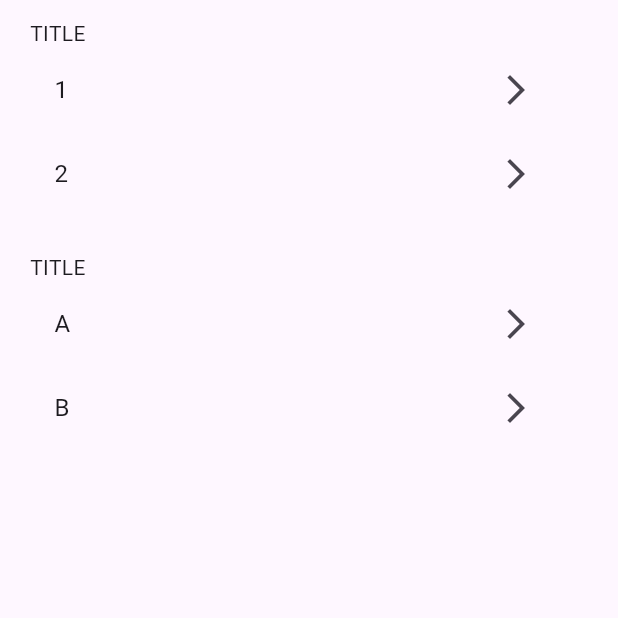
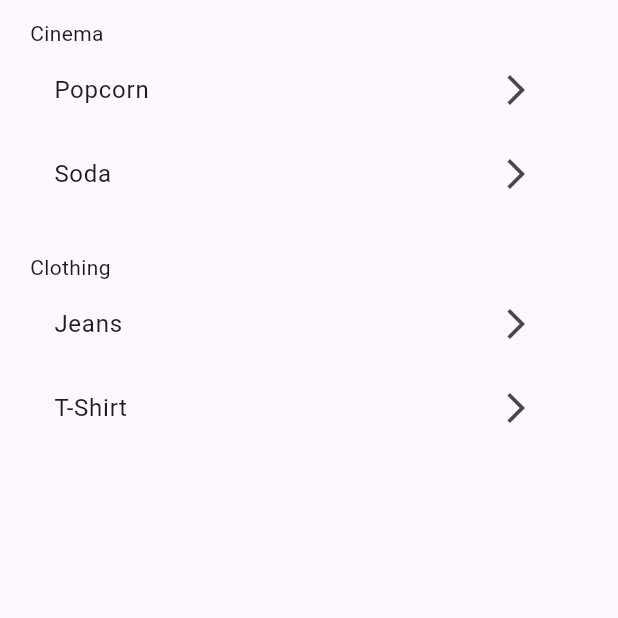
Before and after one commit to luisburgos/flutter_store_pickers, a Flutter app: the screen it shows after launch, after a tap on the "arrow forward ios" icon, after a tap on "Back to Home", on a phone screen of 412 x 824 dp, the top half of it. Run offline on Flutter 3.47's test engine with Material 3 defaults, Android fonts, the phone set to English and light mode, and no system bars; our stand-ins replace bloc, device_preview, equatable, flutter_layout_grid, go_router; generated files the repository leaves out were written again.

Commit message:
feat: add initial fake stores data and views

```diff
--- a/lib/app/app_routes.dart
+++ b/lib/app/app_routes.dart
@@ -1,24 +1,32 @@
 import 'package:flutter/material.dart';
-import 'package:flutter_store_pickers/pages/details_page.dart';
-import 'package:flutter_store_pickers/pages/home_page.dart';
+import 'package:flutter_store_pickers/showcase/item/showcase_item_page.dart';
+import 'package:flutter_store_pickers/showcase/showcase_page.dart';
 import 'package:go_router/go_router.dart';
+
+const showcaseItemIdKey = 'id';
+const showcaseItemPickerIdKey = 'pickerId';
 
 class AppRoutes {
   static const root = '/';
-  static const details = '/:id';
+  static const showcaseItem = '/:$showcaseItemIdKey';
 }
 
 final defaultAppRouter = GoRouter(
   routes: [
     GoRoute(
       path: AppRoutes.root,
-      builder: (_, __) => const HomePage(),
+      builder: (_, __) => const ShowcasePage(),
     ),
     GoRoute(
-      path: AppRoutes.details,
+      path: AppRoutes.showcaseItem,
       builder: (_, routerState) {
-        final itemId = routerState.pathParameters['id'];
-        return DetailsPage(itemId: itemId);
+        final storeId = routerState.pathParameters[showcaseItemIdKey];
+        final extra = routerState.extra as Map?;
+        final pickerId = extra?[showcaseItemPickerIdKey] as String?;
+        return ShowcasePickerPage(
+          storeId: storeId,
+          pickerId: pickerId,
+        );
       },
     ),
   ],
@@ -29,9 +37,12 @@ extension BuildContextNavigationMethods<T> on BuildContext {
     go(AppRoutes.root);
   }
 
-  void navigateToDetails(String itemId) {
+  void navigateToDetails(String storeId, String pickerId) {
     go(
-      AppRoutes.details.replaceAll(':id', itemId),
+      AppRoutes.showcaseItem.replaceAll(':$showcaseItemIdKey', storeId),
+      extra: {
+        showcaseItemPickerIdKey: pickerId,
+      },
     );
   }
 }
--- a/lib/pages/home_page.dart
+++ /dev/null
@@ -1,75 +0,0 @@
-import 'package:flutter/material.dart';
-import 'package:flutter_store_pickers/app/app_routes.dart';
-
-class HomePage extends StatelessWidget {
-  const HomePage({super.key});
-
-  @override
-  Widget build(BuildContext context) {
-    return const Scaffold(
-      body: SafeArea(
-        child: StorePickersOptionsView(),
-      ),
-    );
-  }
-}
-
-class StorePickersOptionsView extends StatelessWidget {
-  const StorePickersOptionsView({super.key});
-
-  @override
-  Widget build(BuildContext context) {
-    return SingleChildScrollView(
-      child: Column(
-        children: [
-          StorePickersOptionView(
-            subOptions: ['1', '2'],
-            onItemPressed: (item) => context.navigateToDetails(item),
-          ),
-          StorePickersOptionView(
-            subOptions: ['A', 'B'],
-            onItemPressed: (item) => context.navigateToDetails(item),
-          )
-        ],
-      ),
-    );
-  }
-}
-
-class StorePickersOptionView extends StatelessWidget {
-  const StorePickersOptionView({
-    required this.subOptions,
-    required this.onItemPressed,
-    super.key,
-  });
-
-  final List<String> subOptions;
-  final void Function(String) onItemPressed;
-
-  @override
-  Widget build(BuildContext context) {
-    return Padding(
-      padding: const EdgeInsets.symmetric(
-        vertical: 12,
-        horizontal: 20,
-      ),
-      child: Column(
-        crossAxisAlignment: CrossAxisAlignment.start,
-        children: [
-          Text('TITLE'),
-          ...subOptions
-              .map(
-                (option) => ListTile(
-                  title: Text(option),
-                  trailing: IconButton(
-                    icon: const Icon(Icons.arrow_forward_ios),
-                    onPressed: () => onItemPressed(option),
-                  ),
-                ),
-              )
-              .toList()
-        ],
-      ),
-    );
-  }
-}
--- /dev/null
+++ b/lib/showcase/fake_data.dart
@@ -0,0 +1,39 @@
+import 'package:flutter/material.dart';
+import 'package:flutter_store_pickers/showcase/showcase_item.dart';
+
+final globalStores = {
+  'a': ShowcaseStore(
+    id: 'a',
+    name: 'Cinema',
+    brandHexColor: '#FF00FF',
+    pickers: {
+      'a1': ShowcaseStorePicker(
+        id: 'a1',
+        name: 'Popcorn',
+        builder: () => const Text('A1'),
+      ),
+      'a2': ShowcaseStorePicker(
+        id: 'a2',
+        name: 'Soda',
+        builder: () => const Text('A2'),
+      ),
+    },
+  ),
+  'b': ShowcaseStore(
+    id: 'b',
+    name: 'Clothing',
+    brandHexColor: '#FFFF00',
+    pickers: {
+      'b1': ShowcaseStorePicker(
+        id: 'b1',
+        name: 'Jeans',
+        builder: () => const Text('B1'),
+      ),
+      'b2': ShowcaseStorePicker(
+        id: 'b2',
+        name: 'T-Shirt',
+        builder: () => const Text('B2'),
+      ),
+    },
+  ),
+};
--- a/lib/pages/details_page.dart
+++ b/lib/showcase/item/showcase_item_page.dart
@@ -1,14 +1,17 @@
 import 'package:flutter/material.dart';
 import 'package:flutter_store_pickers/app/app_routes.dart';
+import 'package:flutter_store_pickers/showcase/fake_data.dart';
 import 'package:go_router/go_router.dart';
 
-class DetailsPage extends StatelessWidget {
-  const DetailsPage({
-    required this.itemId,
+class ShowcasePickerPage extends StatelessWidget {
+  const ShowcasePickerPage({
+    required this.storeId,
+    required this.pickerId,
     super.key,
   });
 
-  final String? itemId;
+  final String? storeId;
+  final String? pickerId;
 
   @override
   Widget build(BuildContext context) {
@@ -18,8 +21,9 @@ class DetailsPage extends StatelessWidget {
           child: Column(
             mainAxisAlignment: MainAxisAlignment.center,
             children: [
-              if (itemId != null) ...[
-                Text('item: $itemId'),
+              if (storeId != null && pickerId != null) ...[
+                globalStores[storeId]?.pickers[pickerId]?.builder.call() ??
+                    const SizedBox.shrink(),
                 const SizedBox(height: 12),
               ],
               ElevatedButton(
--- /dev/null
+++ b/lib/showcase/showcase_item.dart
@@ -0,0 +1,51 @@
+import 'package:flutter/material.dart';
+
+/// @no-doc
+class ShowcaseStore {
+  /// @no-doc
+  const ShowcaseStore({
+    required this.id,
+    required this.name,
+    required this.brandHexColor,
+    required this.pickers,
+  });
+
+  /// @no-doc
+  final String id;
+
+  /// @no-doc
+  final String name;
+
+  /// @no-doc
+  final String brandHexColor;
+
+  /// @no-doc
+  final Map<String, ShowcaseStorePicker> pickers;
+
+  /// @no-doc
+  @override
+  String toString() => id;
+}
+
+/// @no-doc
+class ShowcaseStorePicker {
+  /// @no-doc
+  const ShowcaseStorePicker({
+    required this.id,
+    required this.name,
+    required this.builder,
+  });
+
+  /// @no-doc
+  final String id;
+
+  /// @no-doc
+  final String name;
+
+  /// @no-doc
+  final Widget Function() builder;
+
+  /// @no-doc
+  @override
+  String toString() => id;
+}
--- /dev/null
+++ b/lib/showcase/showcase_page.dart
@@ -0,0 +1,80 @@
+import 'package:flutter/material.dart';
+import 'package:flutter_store_pickers/app/app_routes.dart';
+import 'package:flutter_store_pickers/showcase/fake_data.dart';
+import 'package:flutter_store_pickers/showcase/showcase_item.dart';
+
+class ShowcasePage extends StatelessWidget {
+  const ShowcasePage({super.key});
+
+  @override
+  Widget build(BuildContext context) {
+    return Scaffold(
+      body: SafeArea(
+        child: ShowcaseStoresView(
+          stores: globalStores.values.toList(),
+        ),
+      ),
+    );
+  }
+}
+
+class ShowcaseStoresView extends StatelessWidget {
+  const ShowcaseStoresView({
+    required this.stores,
+    super.key,
+  });
+
+  final List<ShowcaseStore> stores;
+
+  @override
+  Widget build(BuildContext context) {
+    return SingleChildScrollView(
+      child: Column(
+        children: [
+          ...stores.map(
+            (store) => ShowcaseStoreView(
+              store: store,
+              onItemPressed: context.navigateToDetails,
+            ),
+          )
+        ],
+      ),
+    );
+  }
+}
+
+class ShowcaseStoreView extends StatelessWidget {
+  const ShowcaseStoreView({
+    required this.store,
+    required this.onItemPressed,
+    super.key,
+  });
+
+  final ShowcaseStore store;
+  final void Function(String, String) onItemPressed;
+
+  @override
+  Widget build(BuildContext context) {
+    return Padding(
+      padding: const EdgeInsets.symmetric(
+        vertical: 12,
+        horizontal: 20,
+      ),
+      child: Column(
+        crossAxisAlignment: CrossAxisAlignment.start,
+        children: [
+          Text(store.name),
+          ...store.pickers.values.map(
+            (option) => ListTile(
+              title: Text(option.name),
+              trailing: IconButton(
+                icon: const Icon(Icons.arrow_forward_ios),
+                onPressed: () => onItemPressed(store.id, option.id),
+              ),
+            ),
+          )
+        ],
+      ),
+    );
+  }
+}
```
